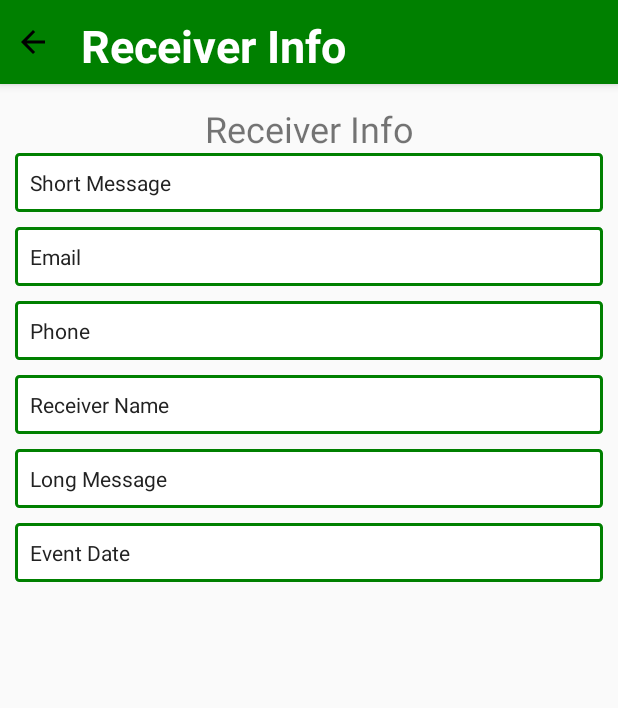
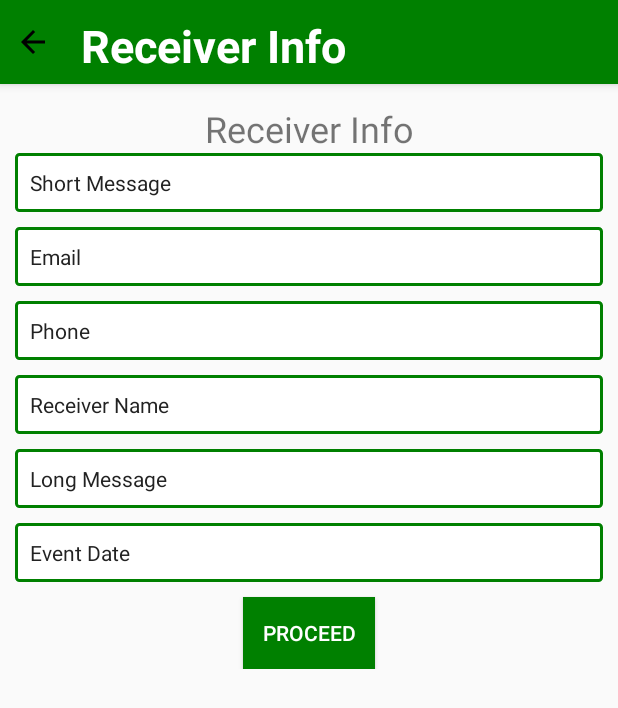
Before and after one commit to musicophile/Filymart-Android-App, an Android app: the layout receiver_info_fragment.xml on its own in the app's theme, with its tools: preview values and no code run, on a phone screen of 412 x 824 dp. Shown: the top 708 px of the screen. Run offline under Robolectric (Android 15) with nearby library versions, the phone set to English and light mode, and no system bars.

Commit message:
Latest changes

```diff
--- a/app/src/main/java/com/mart/filymart/MainActivity.java
+++ b/app/src/main/java/com/mart/filymart/MainActivity.java
@@ -3,6 +3,7 @@ package com.mart.filymart;
 import android.annotation.SuppressLint;
 import android.app.AlertDialog;
 import android.content.DialogInterface;
+import android.content.SharedPreferences;
 import android.net.Uri;
 import android.os.AsyncTask;
 import android.os.Build;
@@ -39,6 +40,7 @@ public class MainActivity extends AppCompatActivity {
     private int mCurrentPage;
     private dbFunctions db;
     private SQLiteHandler db2;
+    public SharedPreferences pref;
 
 
     private SliderAdapter sliderAdapter;
@@ -68,7 +70,9 @@ public class MainActivity extends AppCompatActivity {
         mFinishBtn = findViewById(R.id.finishBtn);
 //        CheckUPdate();
         sliderAdapter = new SliderAdapter(this);
+        pref= getApplicationContext().getSharedPreferences("filymart", 0);
         mSlideViewPager.setAdapter(sliderAdapter);
+
         addDotsIndicator(0);
 
         mSlideViewPager.addOnPageChangeListener(viewListener);
--- a/app/src/main/java/com/mart/filymart/helper/SQLiteHandler.java
+++ b/app/src/main/java/com/mart/filymart/helper/SQLiteHandler.java
@@ -37,6 +37,9 @@ public class SQLiteHandler extends SQLiteOpenHelper {
     private static SQLiteHandler sInstance;
     private static final String CREATE_TABLE_FOR_SPLASH_SCREEN = "CREATE TABLE IF NOT EXISTS tbl_splash_screen " +
             "(_id INTEGER PRIMARY KEY AUTOINCREMENT, session VARCHAR(10),date VARCHAR(30),time VARCHAR(10));";
+
+//    private static final String CREATE_TABLE_FOR_GIFT_CARD = "CREATE TABLE IF NOT EXISTS tbl_gift " +
+//            "(_id INTEGER PRIMARY KEY AUTOINCREMENT, session VARCHAR(10),date VARCHAR(30),time VARCHAR(10));";
 
 
     public SQLiteHandler(Context context) {
--- a/app/src/main/res/layout/design_gift_card.xml
+++ b/app/src/main/res/layout/design_gift_card.xml
@@ -10,6 +10,7 @@
             android:layout_width="match_parent"
             android:layout_height="match_parent"
             android:layout_gravity="center"
+            android:keyboardNavigationCluster="false"
          />
 
 </android.support.constraint.ConstraintLayout>
--- a/app/src/main/res/layout/receiver_info_fragment.xml
+++ b/app/src/main/res/layout/receiver_info_fragment.xml
@@ -295,6 +295,20 @@
 
 
 
+            <Button
+
+                android:layout_width="wrap_content"
+                android:layout_height="wrap_content"
+                android:id="@+id/submit"
+                android:text="PROCEED"
+                android:background="@color/colorPrimary"
+                android:textColor="@color/white"
+                android:padding="10dp"
+                app:layout_constraintTop_toBottomOf="@id/date"
+                app:layout_constraintRight_toRightOf="parent"
+                app:layout_constraintLeft_toLeftOf="parent"
+                android:layout_marginTop="10dp"
+                />
 
         </android.support.constraint.ConstraintLayout>
     </ScrollView>
```
Also changed, not shown: app/src/main/AndroidManifest.xml (+10 -10 lines), app/src/main/java/com/mart/filymart/DesignCardFragment.java (+20 -1 lines), app/src/main/java/com/mart/filymart/DesignGiftCard.java (+13 -1 lines), app/src/main/java/com/mart/filymart/PreviewCardFragment.java (+15 -2 lines), app/src/main/java/com/mart/filymart/ReceiverInfoFragment.java (+63 -6 lines).
